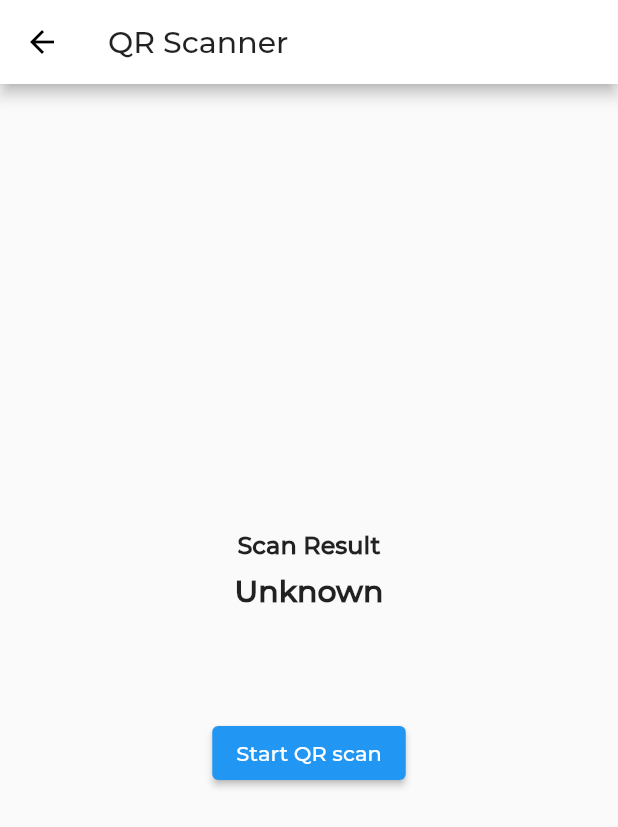
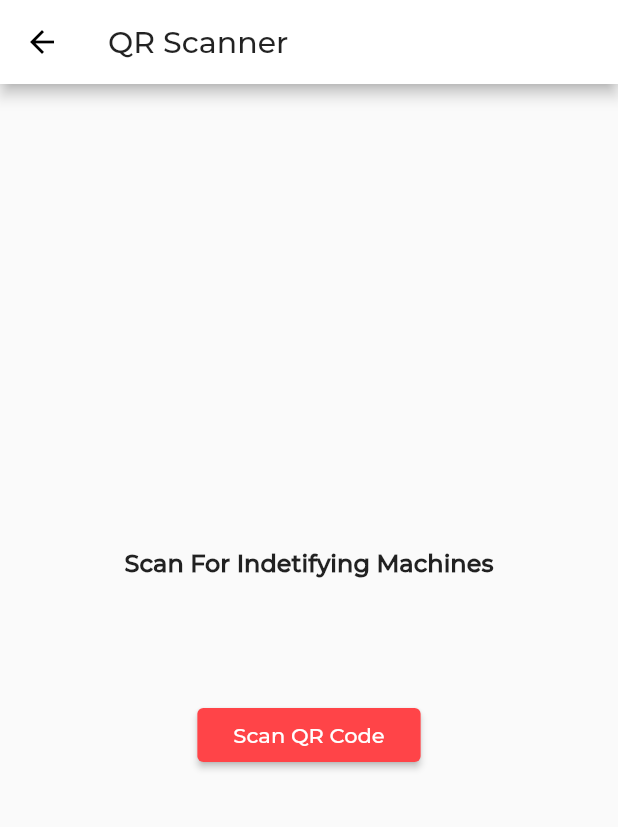
Before and after one commit to VarunSAthreya/Firefighter, a Flutter app: the QRScanPage screen opened by its route, on a phone screen of 412 x 824 dp. Shown: the top 827 px of the screen. Run offline on Flutter 3.47's test engine with Material 2 defaults, Android fonts, the phone set to English and light mode, and no system bars; our stand-ins replace barcode_widget, cached_network_image, cloud_firestore, firebase_auth, firebase_core, flutter_hooks and 6 more; missing offline and left inert: flutter_barcode_scanner, pedantic; accounts and stored records are empty.

Commit message:
UI changes in qr scanner

```diff
--- a/lib/screens/scan_qr.dart
+++ b/lib/screens/scan_qr.dart
@@ -1,9 +1,9 @@
-import 'package:firefighter/models/machine.dart';
-import 'package:firefighter/services/database.dart';
 import 'package:flutter/material.dart';
 import 'package:flutter/services.dart';
 import 'package:flutter_barcode_scanner/flutter_barcode_scanner.dart';
 
+import '../models/machine.dart';
+import '../services/database.dart';
 import 'machine_details.dart';
 
 class QRScanPage extends StatefulWidget {
@@ -25,25 +25,21 @@ class _QRScanPageState extends State<QRScanPage> {
             mainAxisAlignment: MainAxisAlignment.center,
             children: <Widget>[
               const Text(
-                'Scan Result',
+                'Scan For Indetifying Machines',
                 style: TextStyle(
                   fontSize: 16,
                   fontWeight: FontWeight.bold,
                 ),
               ),
-              const SizedBox(height: 8),
-              Text(
-                qrCode,
-                textAlign: TextAlign.center,
-                style: const TextStyle(
-                  fontSize: 20,
-                  fontWeight: FontWeight.bold,
-                ),
-              ),
-              const SizedBox(height: 72),
+              const SizedBox(height: 80),
               ElevatedButton(
                 onPressed: () => scanQRCode(),
-                child: const Text('Start QR scan'),
+                style: ElevatedButton.styleFrom(
+                    primary: Theme.of(context).accentColor),
+                child: const Padding(
+                  padding: EdgeInsets.all(8.0),
+                  child: Text("Scan QR Code"),
+                ),
               ),
             ],
           ),
```
